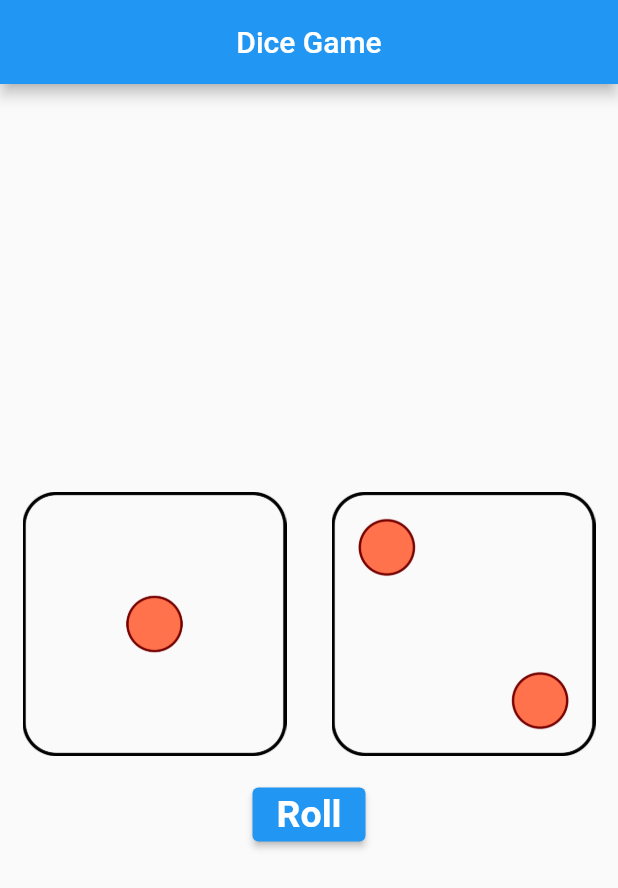
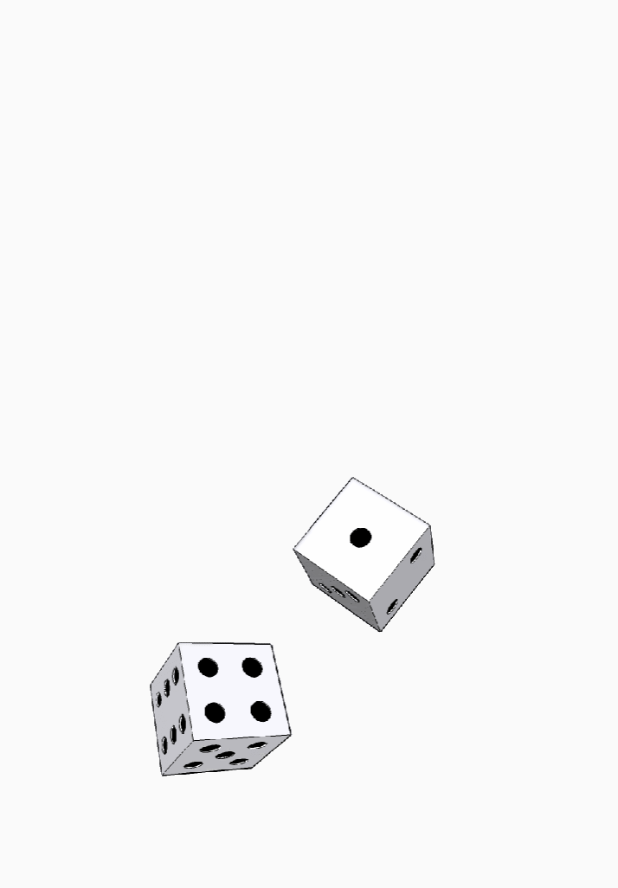
Before and after one commit to code-23/dice-game, a Flutter app: the first screen one second after launch, on a phone screen of 412 x 824 dp. Shown: the top 888 px of the screen. Run offline on Flutter 3.47's test engine with Material 2 defaults, Android fonts, the phone set to English and light mode, and no system bars.

```diff
--- a/lib/main.dart
+++ b/lib/main.dart
@@ -1,11 +1,10 @@
 import 'package:flutter/material.dart';
-
-import 'homescreen.dart';
+import 'package:roll_dice/splash.dart';
 
 void main() {
   runApp(MaterialApp(
     debugShowCheckedModeBanner: false,
     title: "Dice game app",
-    home: HomeScreen(),
+    home: Splashscreen(),
   ));
 }
--- /dev/null
+++ b/lib/splash.dart
@@ -0,0 +1,29 @@
+import 'dart:async';
+
+import 'package:flutter/material.dart';
+import 'package:roll_dice/homescreen.dart';
+
+class Splashscreen extends StatefulWidget {
+  @override
+  State<StatefulWidget> createState() {
+    return Splashscreenstate();
+  }
+}
+
+class Splashscreenstate extends State<Splashscreen> {
+  @override
+  void initState() {
+    super.initState();
+    Timer(
+        Duration(seconds: 5),
+        () => Navigator.of(context).pushReplacement(MaterialPageRoute(
+            builder: (BuildContext context) => HomeScreen())));
+  }
+
+  @override
+  Widget build(BuildContext context) {
+    return Scaffold(
+      body: Center(child: Image(image: AssetImage("images/dice_splash.gif"))),
+    );
+  }
+}
```
Also changed, not shown: 6 other files.
